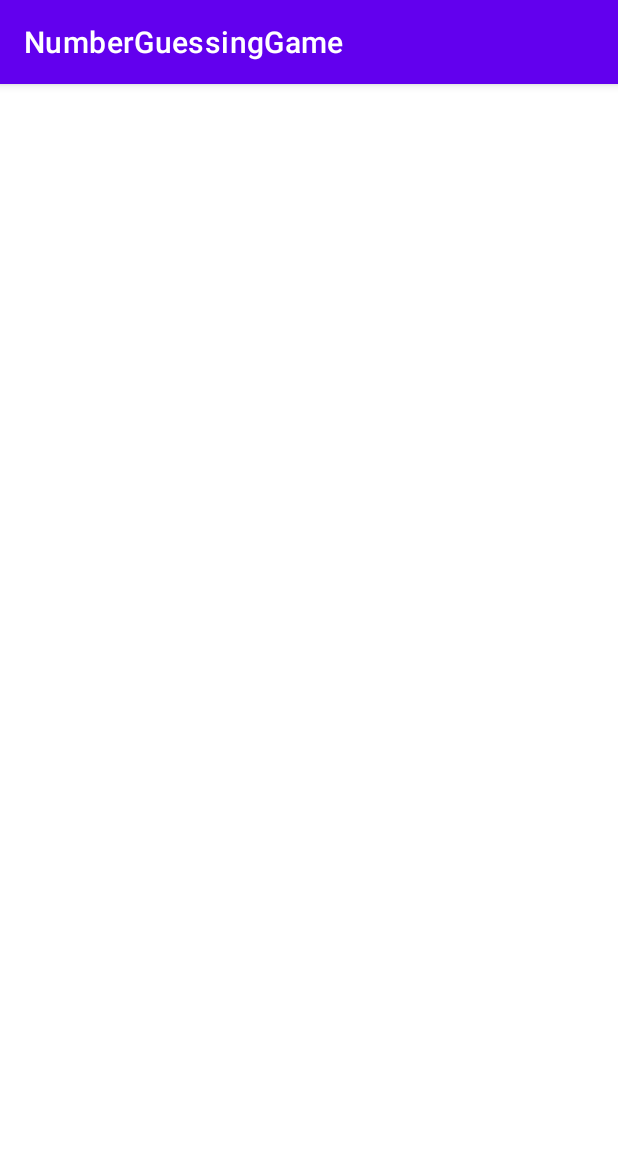
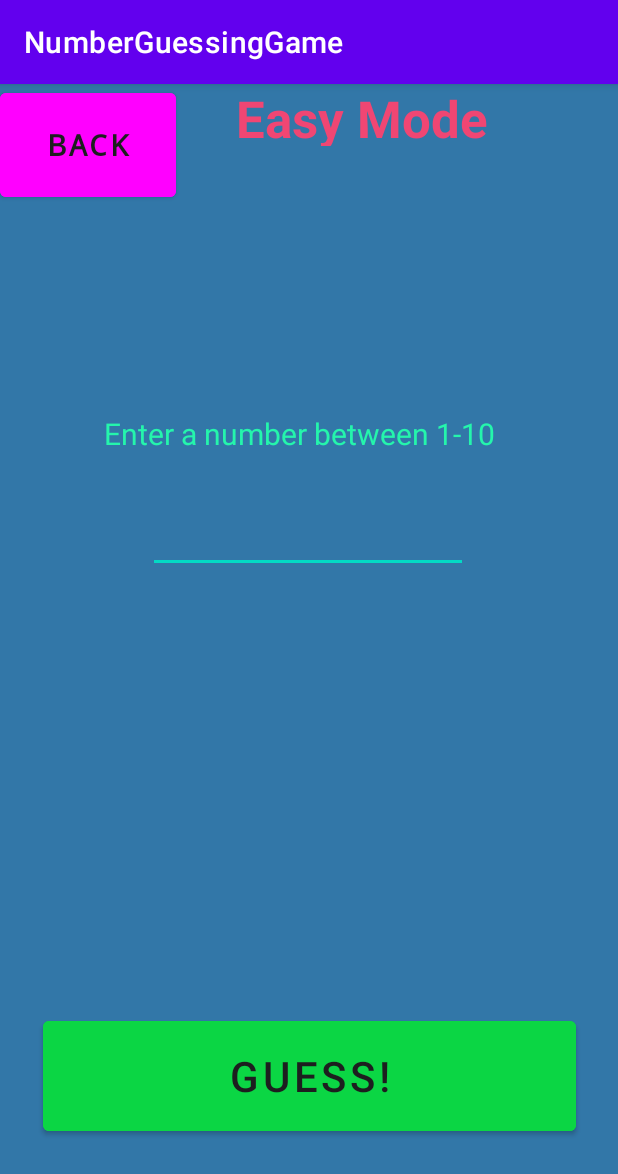
Before and after one commit to AuraCodez/guessthenumber, an Android app: the EasyMode screen opened directly, with no data from a screen before it, on a phone screen of 412 x 824 dp. Shown: the top 1174 px of the screen. Run offline under Robolectric (Android 15) with nearby library versions, the phone set to English and light mode, and no system bars.

Commit message:
Easy Mode XML
Test

```diff
--- a/app/src/main/res/layout/activity_easy_mode.xml
+++ b/app/src/main/res/layout/activity_easy_mode.xml
@@ -4,6 +4,89 @@
     xmlns:tools="http://schemas.android.com/tools"
     android:layout_width="match_parent"
     android:layout_height="match_parent"
+    android:background="#3277a8"
     tools:context=".EasyMode">
 
+    <Button
+        android:id="@+id/button"
+        android:layout_width="117dp"
+        android:layout_height="81dp"
+        android:backgroundTint="#FF00FF"
+        android:fontFamily="monospace"
+        android:text="Back"
+        android:textColor="#1d1e1f"
+        android:textSize="20sp"
+        android:textStyle="bold"
+        tools:layout_editor_absoluteX="2dp"
+        tools:layout_editor_absoluteY="2dp" />
+
+    <TextView
+        android:id="@+id/textView3"
+        android:layout_width="272dp"
+        android:layout_height="38dp"
+        android:layout_marginTop="178dp"
+
+        android:text="Enter a number between 1-10"
+        android:textColor="#25f5ac"
+        android:textSize="20sp"
+        app:layout_constraintEnd_toEndOf="parent"
+        app:layout_constraintHorizontal_bias="0.496"
+        app:layout_constraintStart_toStartOf="parent"
+        app:layout_constraintTop_toBottomOf="@+id/textView5" />
+
+    <Button
+        android:id="@+id/button2"
+        android:layout_width="355dp"
+        android:layout_height="85dp"
+        android:layout_marginBottom="64dp"
+        android:backgroundTint="#0bd644"
+        android:text="GUESS!"
+        android:textColor="#1d1e1f"
+        android:textSize="28sp"
+        app:layout_constraintBottom_toBottomOf="parent"
+        app:layout_constraintEnd_toEndOf="parent"
+        app:layout_constraintStart_toStartOf="parent" />
+
+    <EditText
+        android:id="@+id/editTextNumber2"
+        android:layout_width="wrap_content"
+        android:layout_height="wrap_content"
+        android:layout_marginTop="23dp"
+
+        android:ems="10"
+        android:inputType="number"
+        app:layout_constraintEnd_toEndOf="parent"
+        app:layout_constraintHorizontal_bias="0.497"
+        app:layout_constraintStart_toStartOf="parent"
+        app:layout_constraintTop_toBottomOf="@+id/textView3" />
+
+    <TextView
+        android:id="@+id/textView4"
+        android:layout_width="wrap_content"
+        android:layout_height="wrap_content"
+        android:layout_marginTop="30dp"
+        android:text=""
+        android:textColor='#480bd6'
+        android:textSize="48sp"
+        android:textStyle="bold"
+        app:layout_constraintBottom_toTopOf="@+id/button2"
+        app:layout_constraintEnd_toEndOf="parent"
+        app:layout_constraintHorizontal_bias="0.498"
+        app:layout_constraintStart_toStartOf="parent"
+        app:layout_constraintTop_toBottomOf="@+id/editTextNumber2"
+        app:layout_constraintVertical_bias="0.252" />
+
+    <TextView
+        android:id="@+id/textView5"
+        android:layout_width="177dp"
+        android:layout_height="41dp"
+        android:text="Easy Mode"
+        android:textColor="#f04673"
+        android:textSize="34sp"
+        android:textStyle="bold"
+        app:layout_constraintEnd_toEndOf="parent"
+        app:layout_constraintHorizontal_bias="0.339"
+        app:layout_constraintStart_toEndOf="@+id/button"
+        tools:layout_editor_absoluteY="16dp" />
+
 </androidx.constraintlayout.widget.ConstraintLayout>
```
